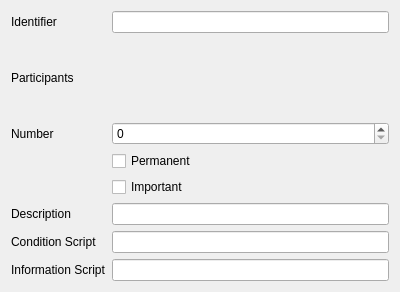
Above: tools/DialogCreator/gui/widgetDialogHeader.ui from ClockworkOrigins/i6engine before the change. Below: the same form after it.
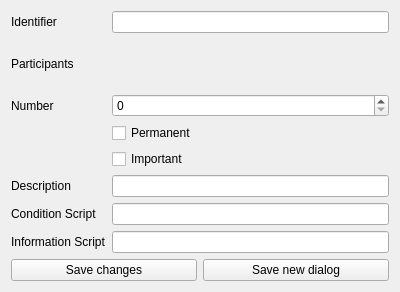
That is the form after the change.

Commit message: ISIXE-1631 changes and new dialogs can be saved now

Patch:
```diff
--- a/tools/DialogCreator/gui/widgetDialogHeader.ui
+++ b/tools/DialogCreator/gui/widgetDialogHeader.ui
@@ -15,6 +15,8 @@
   </property>
   <layout class="QGridLayout" name="gridLayout_2">
    <item row="0" column="0">
+    <layout class="QVBoxLayout" name="verticalLayout">
+     <item>
     <layout class="QGridLayout" name="gridLayout">
      <item row="3" column="1">
       <widget class="QCheckBox" name="permanentCheckBox">
@@ -96,6 +98,26 @@
      </item>
     </layout>
    </item>
+     <item>
+      <layout class="QHBoxLayout" name="horizontalLayout">
+       <item>
+        <widget class="QPushButton" name="saveChangesButton">
+         <property name="text">
+          <string>Save changes</string>
+         </property>
+        </widget>
+       </item>
+       <item>
+        <widget class="QPushButton" name="saveNewDialogButton">
+         <property name="text">
+          <string>Save new dialog</string>
+         </property>
+        </widget>
+       </item>
+      </layout>
+     </item>
+    </layout>
+   </item>
   </layout>
  </widget>
  <resources/>
```
Left out of the diff: 53 changed lines with no effect on the pictures. Lines whose indentation alone changed are shown as unchanged. The commit also changes 11 other files.
